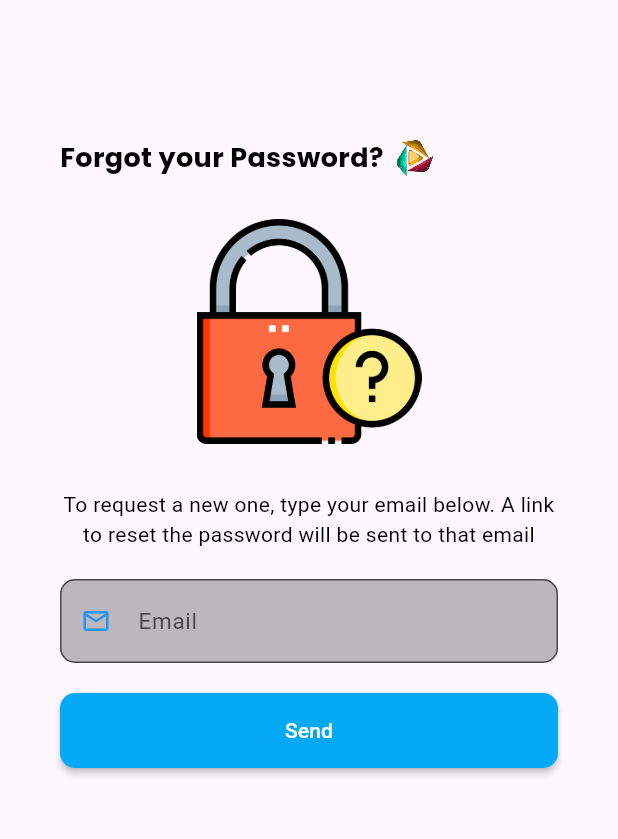
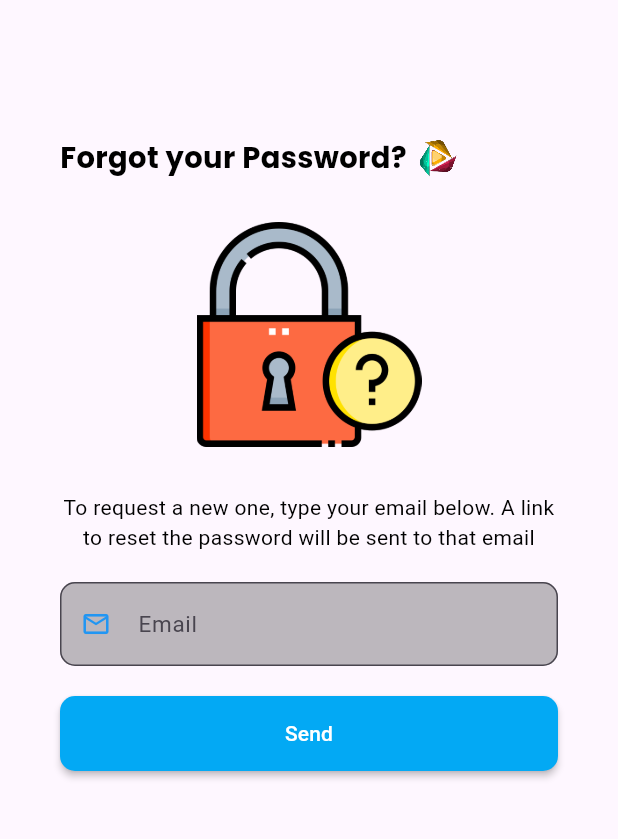
Before and after one commit to HaseebKhanGitHub/vibrance, a Flutter app: the forgotPassword screen opened directly, on a phone screen of 412 x 824 dp, the part 84-923 px from its top. Run offline on Flutter 3.47's test engine with Material 3 defaults, Android fonts, the phone set to English and light mode, and no system bars; our stand-ins replace circular_profile_avatar, getwidget, google_fonts, responsive_sizer, rounded_loading_button_plus.

Commit message:
Update authHeading.dart

```diff
--- a/lib/Views/Widgets/Auth/authHeading.dart
+++ b/lib/Views/Widgets/Auth/authHeading.dart
@@ -1,5 +1,6 @@
 import 'package:flutter/material.dart';
 import 'package:google_fonts/google_fonts.dart';
+import 'package:responsive_sizer/responsive_sizer.dart';
 
 class authHeading extends StatelessWidget {
   final String text1;
@@ -20,7 +21,7 @@ class authHeading extends StatelessWidget {
           children: [
             Text(text1,
                 style: GoogleFonts.poppins(
-                    fontSize: 18,
+                    fontSize: 18.sp,
                     fontWeight: FontWeight.bold,
                     color: Colors.black)),
             Container(
@@ -33,7 +34,7 @@ class authHeading extends StatelessWidget {
         ),
         Text(text2,
             style: GoogleFonts.poppins(
-                fontSize: 18,
+                fontSize: 18.sp,
                 fontWeight: FontWeight.bold,
                 color: Colors.black)),
       ],
```
